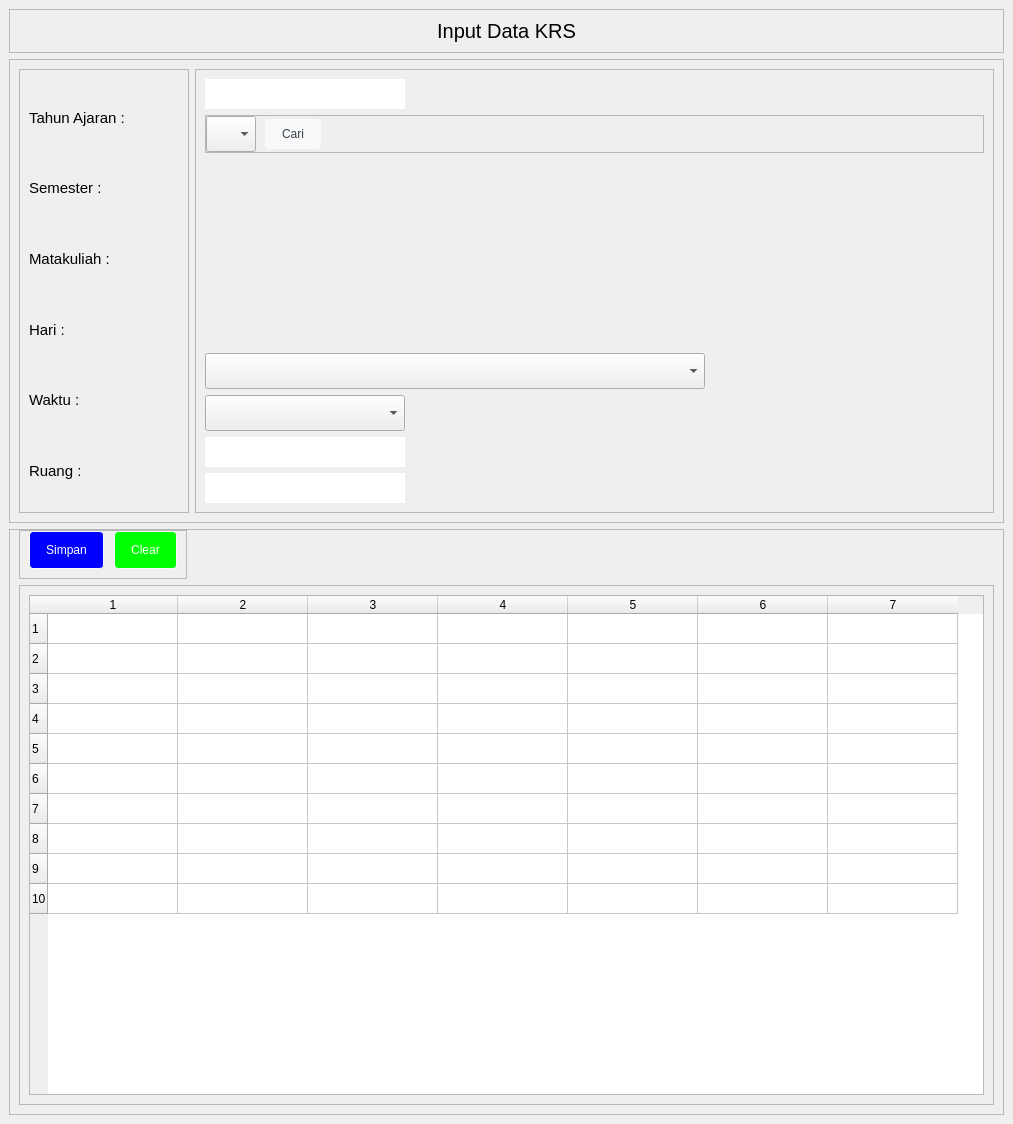
The window that ui/inputKrs.ui (fajaraldev/aplikasi-pengisian-krs) describes before a commit, drawn with Qt 5.
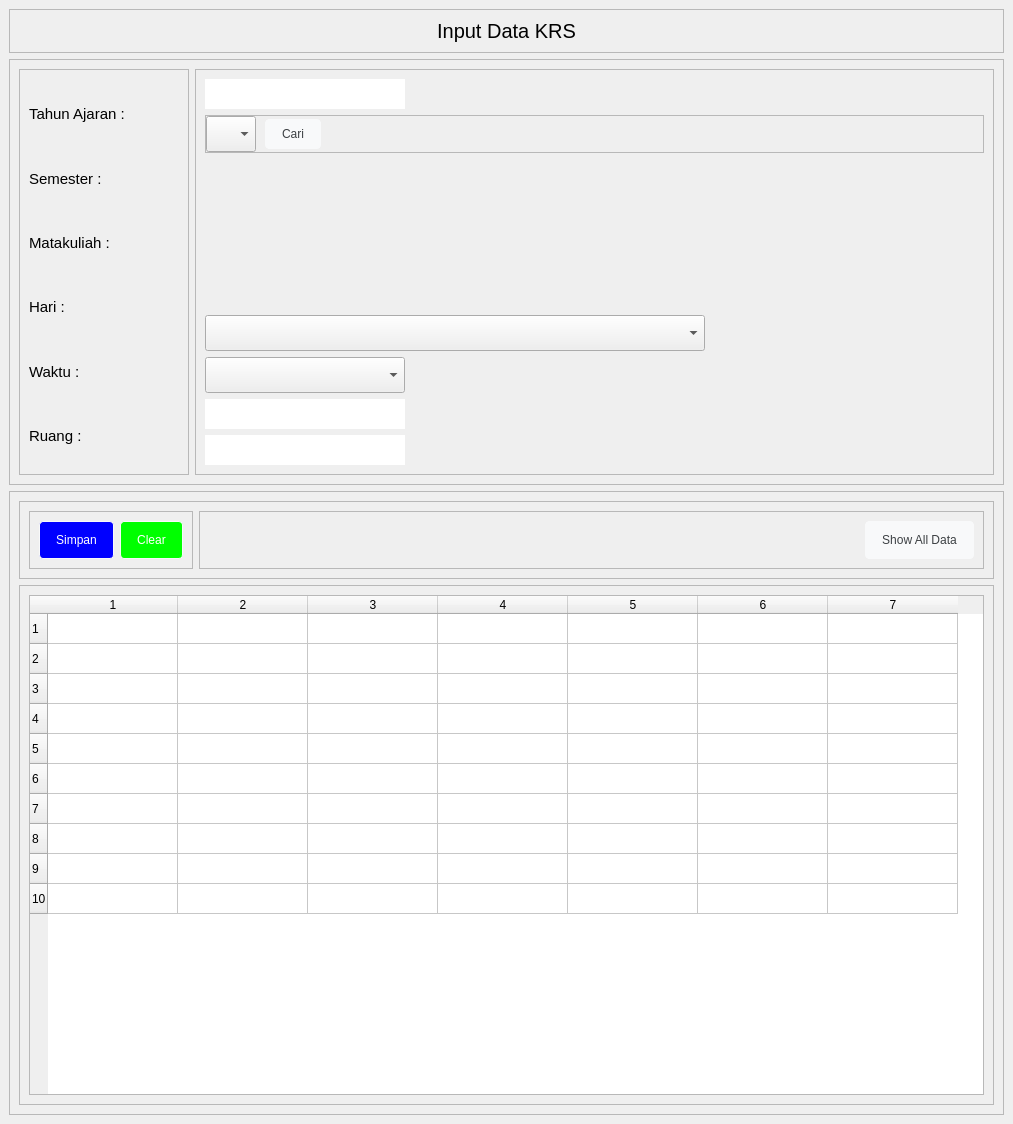
The same window after the commit.

Commit message: build: show data krs by username(nim)

Patch:
```diff
--- a/ui/inputKrs.ui
+++ b/ui/inputKrs.ui
@@ -81,6 +81,11 @@
 	background-color: rgb(0, 0, 255);
 }
 
+#btnSimpan{
+	color: rgb(255, 255, 255);
+	background-color: rgb(0, 0, 255);
+}
+
 #btnClear{
 	color: rgb(255, 255, 255);
 	background-color: rgb(0, 255, 0);
@@ -574,11 +579,29 @@
            <enum>QFrame::Raised</enum>
           </property>
           <layout class="QVBoxLayout" name="verticalLayout_4">
-           <property name="topMargin">
-            <number>0</number>
-           </property>
-           <item alignment="Qt::AlignLeft|Qt::AlignTop">
+           <item>
+            <widget class="QFrame" name="frame_9">
+             <property name="sizePolicy">
+              <sizepolicy hsizetype="Preferred" vsizetype="Expanding">
+               <horstretch>0</horstretch>
+               <verstretch>0</verstretch>
+              </sizepolicy>
+             </property>
+             <property name="frameShape">
+              <enum>QFrame::StyledPanel</enum>
+             </property>
+             <property name="frameShadow">
+              <enum>QFrame::Raised</enum>
+             </property>
+             <layout class="QHBoxLayout" name="horizontalLayout_6">
+              <item alignment="Qt::AlignLeft">
             <widget class="QFrame" name="frame_14">
+                <property name="sizePolicy">
+                 <sizepolicy hsizetype="Expanding" vsizetype="Preferred">
+                  <horstretch>0</horstretch>
+                  <verstretch>0</verstretch>
+                 </sizepolicy>
+                </property>
              <property name="frameShape">
               <enum>QFrame::StyledPanel</enum>
              </property>
@@ -586,12 +609,6 @@
               <enum>QFrame::Raised</enum>
              </property>
              <layout class="QHBoxLayout" name="horizontalLayout_4">
-              <property name="spacing">
-               <number>10</number>
-              </property>
-              <property name="topMargin">
-               <number>0</number>
-              </property>
               <item>
                <widget class="QPushButton" name="btnSimpan">
                 <property name="minimumSize">
@@ -622,6 +639,40 @@
                 <property name="text">
                  <string>Clear</string>
                 </property>
+                  </widget>
+                 </item>
+                </layout>
+               </widget>
+              </item>
+              <item>
+               <widget class="QFrame" name="frame_15">
+                <property name="sizePolicy">
+                 <sizepolicy hsizetype="Expanding" vsizetype="Preferred">
+                  <horstretch>0</horstretch>
+                  <verstretch>0</verstretch>
+                 </sizepolicy>
+                </property>
+                <property name="frameShape">
+                 <enum>QFrame::StyledPanel</enum>
+                </property>
+                <property name="frameShadow">
+                 <enum>QFrame::Raised</enum>
+                </property>
+                <layout class="QHBoxLayout" name="horizontalLayout_5">
+                 <item alignment="Qt::AlignRight">
+                  <widget class="QPushButton" name="btnShowAllData">
+                   <property name="minimumSize">
+                    <size>
+                     <width>44</width>
+                     <height>0</height>
+                    </size>
+                   </property>
+                   <property name="text">
+                    <string>Show All Data</string>
+                   </property>
+                  </widget>
+                 </item>
+                </layout>
                </widget>
               </item>
              </layout>
```
Lines whose indentation alone changed are shown as unchanged. The commit also changes 6 other files.
